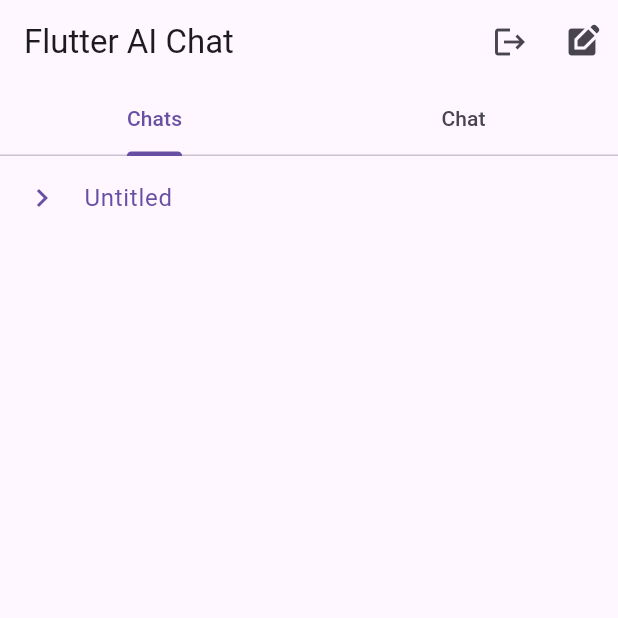
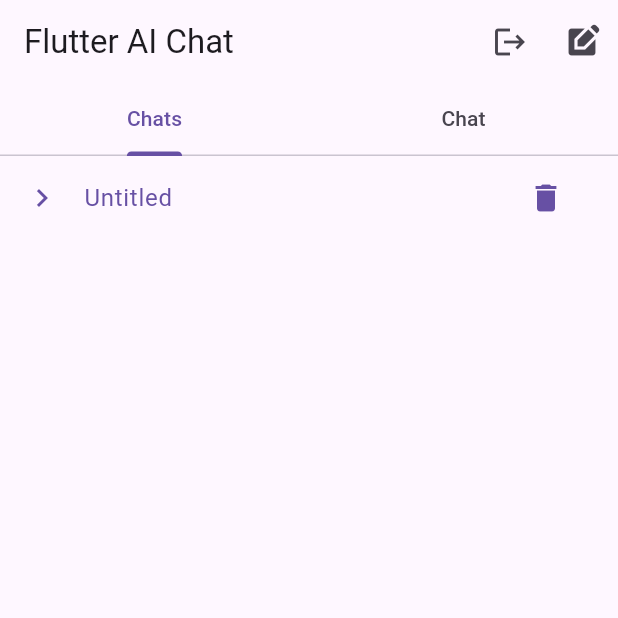
Before and after one commit to shefalishahp/flutter_ai_chat, a Flutter app: the screen it shows once a user with an empty profile is signed in, on a phone screen of 412 x 824 dp, the top half of it. Run offline on Flutter 3.47's test engine with Material 3 defaults, Android fonts, the light colour scheme and no system bars; our stand-ins replace cloud_firestore, firebase_auth, firebase_core, firebase_vertexai, go_router; missing offline and left inert: firebase_ui_auth, flutter_ai_toolkit, split_view; accounts and stored records are empty; generated files the repository leaves out were written again.

Commit message:
deleting works

```diff
--- a/lib/data/chat_repository.dart
+++ b/lib/data/chat_repository.dart
@@ -112,6 +112,9 @@ class ChatRepository extends ChangeNotifier {
     // TODO: does this delete the history, too? it should.
     await _chatsCollection.doc(chat.id).delete();
     notifyListeners();
+
+    // if we've deleted the last chat, add a new one
+    if (_chats.isEmpty) await addChat();
   }
 
   Future<List<ChatMessage>> getHistory(Chat chat) async {
--- a/lib/pages/chat_list_view.dart
+++ b/lib/pages/chat_list_view.dart
@@ -7,12 +7,14 @@ class ChatListView extends StatelessWidget {
     required this.chats,
     required this.selectedChat,
     required this.onChatSelected,
+    required this.onDeleteChat,
     super.key,
   });
 
   final List<Chat> chats;
   final Chat selectedChat;
   final void Function(Chat) onChatSelected;
+  final void Function(Chat) onDeleteChat;
 
   @override
   Widget build(BuildContext context) => ListView.builder(
@@ -24,6 +26,10 @@ class ChatListView extends StatelessWidget {
                 ? const Icon(Icons.chevron_right)
                 : const SizedBox(),
             title: Text(chat.title),
+            trailing: IconButton(
+              icon: const Icon(Icons.delete),
+              onPressed: () => onDeleteChat(chat),
+            ),
             selected: chat.id == selectedChat.id,
             onTap: () => onChatSelected(chat),
           );
```
Also changed, not shown: lib/pages/home_page.dart (+27 -0 lines).
